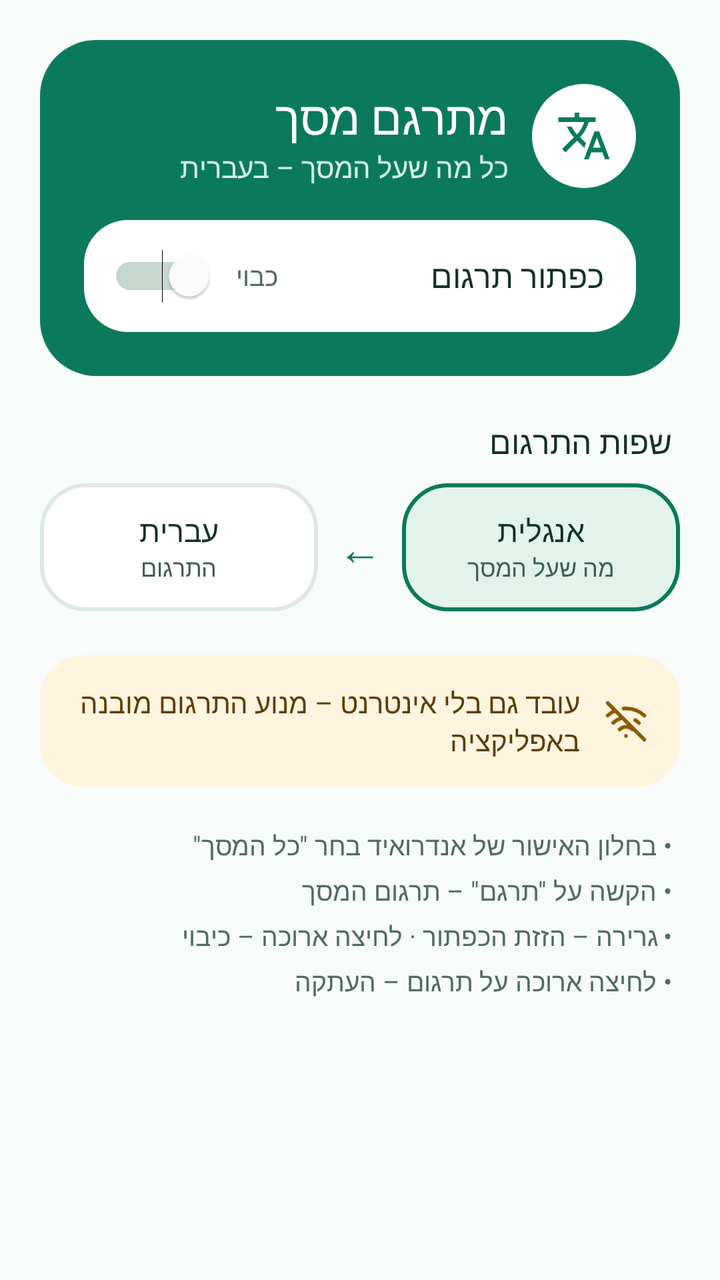
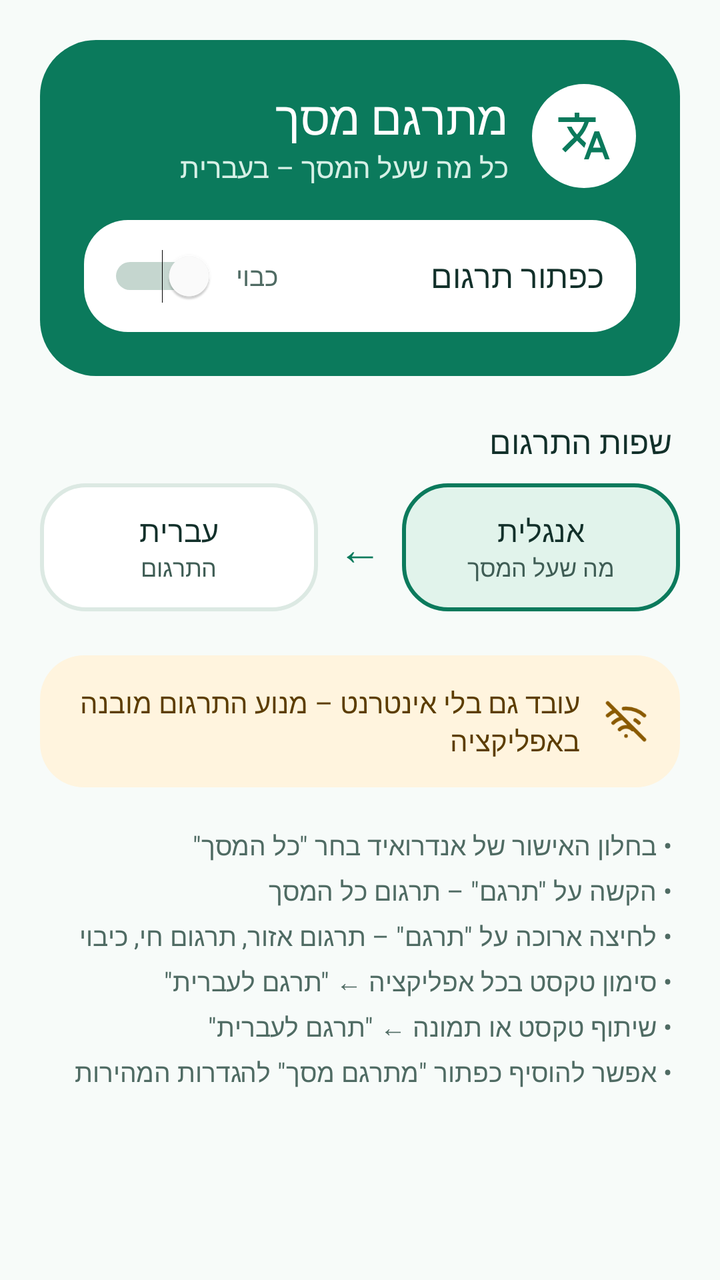

An Android layout rendered at two revisions. The XML below is the earlier revision; the diff shows what the commit changed to produce the second picture.
<!-- AndroidManifest.xml: application theme android:Theme.Material.Light.NoActionBar -->
<!-- res/layout/activity_main.xml -->
<?xml version="1.0" encoding="utf-8"?>
<ScrollView xmlns:android="http://schemas.android.com/apk/res/android"
    android:layout_width="match_parent"
    android:layout_height="match_parent"
    android:background="@color/screen"
    android:fitsSystemWindows="true"
    android:layoutDirection="rtl">

    <LinearLayout
        android:layout_width="match_parent"
        android:layout_height="wrap_content"
        android:orientation="vertical"
        android:padding="20dp">

        
        <LinearLayout
            android:layout_width="match_parent"
            android:layout_height="wrap_content"
            android:background="@drawable/bg_header"
            android:orientation="vertical"
            android:padding="22dp">

            <LinearLayout
                android:layout_width="match_parent"
                android:layout_height="wrap_content"
                android:gravity="center_vertical"
                android:orientation="horizontal">

                <FrameLayout
                    android:layout_width="52dp"
                    android:layout_height="52dp"
                    android:background="@drawable/bg_icon_circle">

                    <ImageView
                        android:layout_width="28dp"
                        android:layout_height="28dp"
                        android:layout_gravity="center"
                        android:importantForAccessibility="no"
                        android:src="@drawable/ic_translate"
                        android:tint="@color/brand" />
                </FrameLayout>

                <LinearLayout
                    android:layout_width="wrap_content"
                    android:layout_height="wrap_content"
                    android:layout_marginStart="12dp"
                    android:orientation="vertical">

                    <TextView
                        android:layout_width="wrap_content"
                        android:layout_height="wrap_content"
                        android:text="מתרגם מסך"
                        android:textColor="#FFFFFF"
                        android:textSize="23sp" />

                    <TextView
                        android:layout_width="wrap_content"
                        android:layout_height="wrap_content"
                        android:text="כל מה שעל המסך – בעברית"
                        android:textColor="#D6F0E6"
                        android:textSize="14sp" />
                </LinearLayout>
            </LinearLayout>

            <LinearLayout
                android:id="@+id/toggleRow"
                android:layout_width="match_parent"
                android:layout_height="wrap_content"
                android:layout_marginTop="16dp"
                android:background="@drawable/bg_row"
                android:gravity="center_vertical"
                android:minHeight="56dp"
                android:orientation="horizontal"
                android:paddingStart="16dp"
                android:paddingEnd="12dp">

                <TextView
                    android:layout_width="0dp"
                    android:layout_height="wrap_content"
                    android:layout_weight="1"
                    android:text="כפתור תרגום"
                    android:textColor="@color/ink"
                    android:textSize="16sp" />

                <TextView
                    android:id="@+id/toggleState"
                    android:layout_width="wrap_content"
                    android:layout_height="wrap_content"
                    android:layout_marginEnd="10dp"
                    android:text="כבוי"
                    android:textColor="@color/ink_soft"
                    android:textSize="13sp" />

                <Switch
                    android:id="@+id/bubbleSwitch"
                    android:layout_width="wrap_content"
                    android:layout_height="48dp"
                    android:contentDescription="הפעל כפתור תרגום"
                    android:thumbTint="#FFFFFF"
                    android:trackTint="@color/switch_track"
                    android:trackTintMode="src_over" />
            </LinearLayout>
        </LinearLayout>

        
        <TextView
            android:layout_width="wrap_content"
            android:layout_height="wrap_content"
            android:layout_marginStart="4dp"
            android:layout_marginTop="22dp"
            android:text="שפות התרגום"
            android:textColor="@color/ink"
            android:textSize="16sp" />

        <LinearLayout
            android:layout_width="match_parent"
            android:layout_height="wrap_content"
            android:layout_marginTop="10dp"
            android:gravity="center_vertical"
            android:orientation="horizontal">

            <LinearLayout
                android:layout_width="0dp"
                android:layout_height="64dp"
                android:layout_weight="1"
                android:background="@drawable/bg_lang_source"
                android:gravity="center"
                android:orientation="vertical">

                <TextView
                    android:layout_width="wrap_content"
                    android:layout_height="wrap_content"
                    android:text="אנגלית"
                    android:textColor="@color/ink"
                    android:textSize="15sp" />

                <TextView
                    android:layout_width="wrap_content"
                    android:layout_height="wrap_content"
                    android:text="מה שעל המסך"
                    android:textColor="#3F5D55"
                    android:textSize="12sp" />
            </LinearLayout>

            <TextView
                android:layout_width="wrap_content"
                android:layout_height="wrap_content"
                android:layout_marginStart="10dp"
                android:layout_marginEnd="10dp"
                android:importantForAccessibility="no"
                android:text="←"
                android:textColor="@color/brand"
                android:textSize="22sp" />

            <LinearLayout
                android:layout_width="0dp"
                android:layout_height="64dp"
                android:layout_weight="1"
                android:background="@drawable/bg_lang_target"
                android:gravity="center"
                android:orientation="vertical">

                <TextView
                    android:layout_width="wrap_content"
                    android:layout_height="wrap_content"
                    android:text="עברית"
                    android:textColor="@color/ink"
                    android:textSize="15sp" />

                <TextView
                    android:layout_width="wrap_content"
                    android:layout_height="wrap_content"
                    android:text="התרגום"
                    android:textColor="#3F5D55"
                    android:textSize="12sp" />
            </LinearLayout>
        </LinearLayout>

        <TextView
            android:id="@+id/statusText"
            android:layout_width="match_parent"
            android:layout_height="wrap_content"
            android:layout_marginStart="4dp"
            android:layout_marginTop="14dp"
            android:textColor="@color/brand"
            android:textSize="14sp"
            android:visibility="gone" />

        
        <LinearLayout
            android:layout_width="match_parent"
            android:layout_height="wrap_content"
            android:layout_marginTop="22dp"
            android:background="@drawable/bg_offline"
            android:gravity="center_vertical"
            android:orientation="horizontal"
            android:paddingStart="16dp"
            android:paddingTop="14dp"
            android:paddingEnd="16dp"
            android:paddingBottom="14dp">

            <ImageView
                android:layout_width="22dp"
                android:layout_height="22dp"
                android:importantForAccessibility="no"
                android:src="@drawable/ic_wifi_off" />

            <TextView
                android:layout_width="0dp"
                android:layout_height="wrap_content"
                android:layout_marginStart="12dp"
                android:layout_weight="1"
                android:text="עובד גם בלי אינטרנט – מנוע התרגום מובנה באפליקציה"
                android:textColor="#5C3D00"
                android:textSize="14sp" />
        </LinearLayout>

        <TextView
            android:layout_width="match_parent"
            android:layout_height="wrap_content"
            android:layout_marginStart="4dp"
            android:layout_marginTop="20dp"
            android:lineSpacingExtra="5dp"
            android:text="• בחלון האישור של אנדרואיד בחר &quot;כל המסך&quot;\n• הקשה על &quot;תרגם&quot; – תרגום המסך\n• גרירה – הזזת הכפתור · לחיצה ארוכה – כיבוי\n• לחיצה ארוכה על תרגום – העתקה"
            android:textColor="@color/ink_soft"
            android:textSize="13sp" />
    </LinearLayout>
</ScrollView>
<!-- resources referenced by this layout -->
<resources>
  <color name="brand">#0B7A5C</color>
  <color name="ink">#12302A</color>
  <color name="ink_soft">#4F6B63</color>
  <color name="screen">#F7FBF9</color>
  <!-- drawable bg_header (drawable) -->
  <?xml version="1.0" encoding="utf-8"?>
  <shape xmlns:android="http://schemas.android.com/apk/res/android" android:shape="rectangle">
      <solid android:color="#0B7A5C" />
      <corners android:radius="28dp" />
  </shape>
  <!-- drawable bg_icon_circle (drawable) -->
  <?xml version="1.0" encoding="utf-8"?>
  <shape xmlns:android="http://schemas.android.com/apk/res/android" android:shape="oval">
      <solid android:color="#FFFFFF" />
  </shape>
  <!-- drawable bg_lang_source (drawable) -->
  <?xml version="1.0" encoding="utf-8"?>
  <shape xmlns:android="http://schemas.android.com/apk/res/android" android:shape="rectangle">
      <solid android:color="#E1F3EB" />
      <corners android:radius="22dp" />
      <stroke android:width="2dp" android:color="#0B7A5C" />
  </shape>
  <!-- drawable bg_lang_target (drawable) -->
  <?xml version="1.0" encoding="utf-8"?>
  <shape xmlns:android="http://schemas.android.com/apk/res/android" android:shape="rectangle">
      <solid android:color="#FFFFFF" />
      <corners android:radius="22dp" />
      <stroke android:width="2dp" android:color="#DCE9E3" />
  </shape>
  <!-- drawable bg_offline (drawable) -->
  <?xml version="1.0" encoding="utf-8"?>
  <shape xmlns:android="http://schemas.android.com/apk/res/android" android:shape="rectangle">
      <solid android:color="#FFF4DE" />
      <corners android:radius="22dp" />
  </shape>
  <!-- drawable bg_row (drawable) -->
  <?xml version="1.0" encoding="utf-8"?>
  <shape xmlns:android="http://schemas.android.com/apk/res/android" android:shape="rectangle">
      <solid android:color="#FFFFFF" />
      <corners android:radius="22dp" />
  </shape>
  <!-- drawable ic_translate (drawable) -->
  <vector xmlns:android="http://schemas.android.com/apk/res/android"
      android:width="24dp"
      android:height="24dp"
      android:viewportWidth="24"
      android:viewportHeight="24">
      <path
          android:fillColor="#FFFFFFFF"
          android:pathData="M12.87,15.07l-2.54,-2.51 0.03,-0.03c1.74,-1.94 2.98,-4.17 3.71,-6.53L17,6L17,4h-7L10,2L8,2v2L1,4v1.99h11.17C11.5,7.92 10.44,9.75 9,11.35 8.07,10.32 7.3,9.19 6.69,8h-2c0.73,1.63 1.73,3.17 2.98,4.56l-5.09,5.02L4,19l5,-5 3.11,3.11 0.76,-2.04zM18.5,10h-2L12,22h2l1.12,-3h4.75L21,22h2l-4.5,-12zM15.88,17l1.62,-4.33L19.12,17h-3.24z" />
  </vector>
  <!-- drawable ic_wifi_off (drawable) -->
  <vector xmlns:android="http://schemas.android.com/apk/res/android"
      android:width="24dp"
      android:height="24dp"
      android:viewportWidth="24"
      android:viewportHeight="24">
      <path android:strokeColor="#FF8A5A00" android:strokeWidth="2" android:strokeLineCap="round" android:strokeLineJoin="round"
          android:pathData="M12,20h0.01M8.5,16.43a5,5 0,0 1,7 0M5,12.86a10,10 0,0 1,5.17 -2.69M19,12.86a10,10 0,0 0,-2 -1.52M2,8.82a15,15 0,0 1,4.18 -2.64M22,8.82a15,15 0,0 0,-11.29 -3.76M2,2l20,20" />
  </vector>
</resources>

<!-- the commit's change to res/layout/activity_main.xml (unified diff, before → after) -->
@@ -221,7 +221,7 @@
             android:layout_marginStart="4dp"
             android:layout_marginTop="20dp"
             android:lineSpacingExtra="5dp"
-            android:text="• בחלון האישור של אנדרואיד בחר &quot;כל המסך&quot;\n• הקשה על &quot;תרגם&quot; – תרגום המסך\n• גרירה – הזזת הכפתור · לחיצה ארוכה – כיבוי\n• לחיצה ארוכה על תרגום – העתקה"
+            android:text="• בחלון האישור של אנדרואיד בחר &quot;כל המסך&quot;\n• הקשה על &quot;תרגם&quot; – תרגום כל המסך\n• לחיצה ארוכה על &quot;תרגם&quot; – תרגום אזור, תרגום חי, כיבוי\n• סימון טקסט בכל אפליקציה ← &quot;תרגם לעברית&quot;\n• שיתוף טקסט או תמונה ← &quot;תרגם לעברית&quot;\n• אפשר להוסיף כפתור &quot;מתרגם מסך&quot; להגדרות המהירות"
             android:textColor="@color/ink_soft"
             android:textSize="13sp" />
     </LinearLayout>
